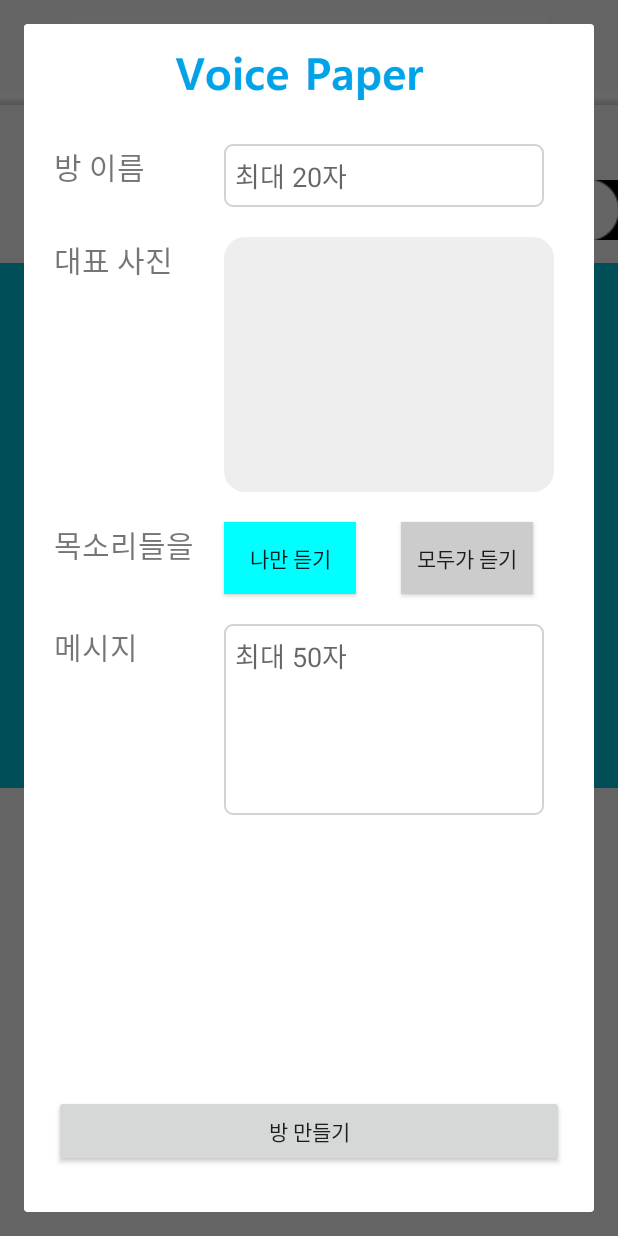
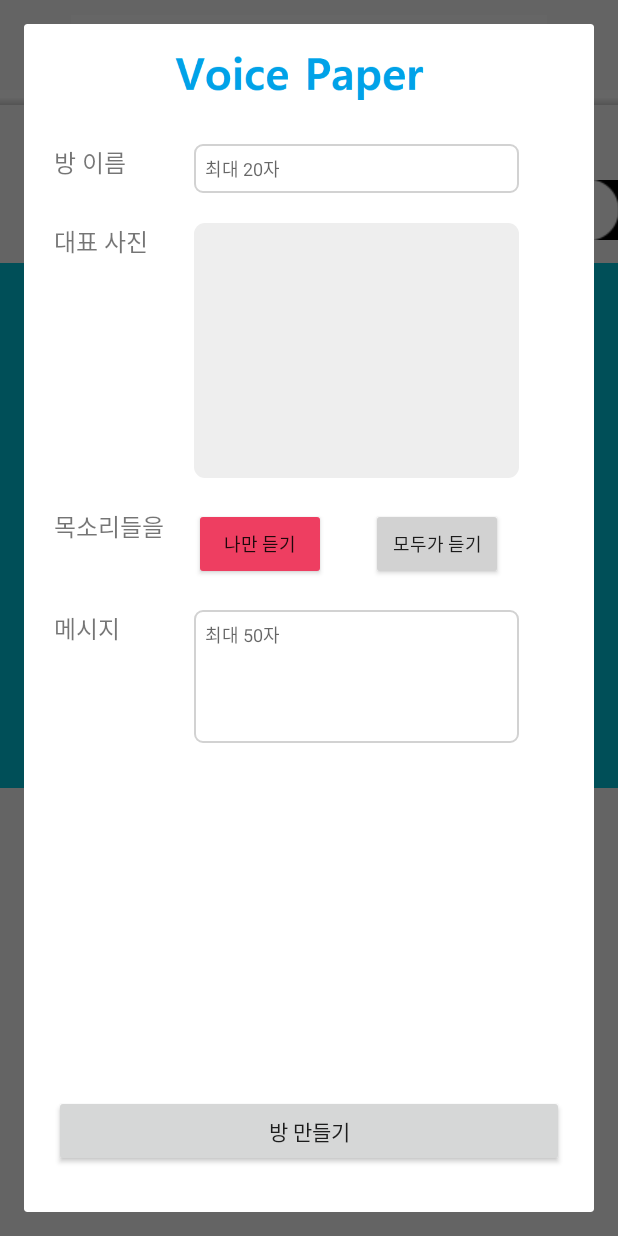
Before and after one commit to moraeso/VoicePaper, an Android app: the fragment CreateRoomFragment placed in its activity, after a tap on "나만 듣기", on a phone screen of 412 x 824 dp. Run offline under Robolectric (Android 15) with nearby library versions, the phone set to English and light mode, and no system bars; plain views replace ViewPagerIndicator.

Commit message:
방 생성 fragment 수정, 방 입장 구현

```diff
--- a/app/src/main/java/com/example/voicepaper/activity/MainActivity.java
+++ b/app/src/main/java/com/example/voicepaper/activity/MainActivity.java
@@ -12,6 +12,7 @@
 import android.util.Log;
 import android.view.View;
 import android.widget.Button;
+import android.widget.Toast;
 
 import androidx.annotation.Nullable;
 import androidx.appcompat.app.AppCompatActivity;
@@ -233,6 +234,9 @@
     }
 
     private void enterRoomAt(int pos) {
+        Toast.makeText(AppManager.getInstance().getContext(),
+                "Enter Room : " + AppManager.getInstance().getRoomList().get(pos).getName(),
+                Toast.LENGTH_SHORT).show();
         Log.d("sssong:MainActivity", "enter room number : " + pos);
     }
 
--- a/app/src/main/java/com/example/voicepaper/fragment/main/CreateRoomFragment.java
+++ b/app/src/main/java/com/example/voicepaper/fragment/main/CreateRoomFragment.java
@@ -27,6 +27,7 @@
 
 import androidx.annotation.NonNull;
 import androidx.annotation.Nullable;
+import androidx.core.content.ContextCompat;
 import androidx.fragment.app.DialogFragment;
 
 import com.example.voicepaper.R;
@@ -78,8 +79,10 @@
         roomCommentEt = (EditText) view.findViewById(R.id.et_roomComment);
         createRoomBtn = (Button) view.findViewById(R.id.btn_createRoom);
 
-        publicVoiceBtn.setBackgroundColor(Color.LTGRAY);
-        privateVoiceBtn.setBackgroundColor(Color.LTGRAY);
+        publicVoiceBtn.setBackgroundTintList(ContextCompat.getColorStateList(AppManager.getInstance().getContext(),
+                R.color.colorLightGray));
+        privateVoiceBtn.setBackgroundTintList(ContextCompat.getColorStateList(AppManager.getInstance().getContext(),
+                R.color.colorLightGray));
 
         voicePermission = Constants.SELECTED_NONE;
 
@@ -103,13 +106,17 @@
         switch (v.getId()) {
             case R.id.btn_privateVoice:
                 voicePermission = Constants.VOICE_PRIVATE;
-                privateVoiceBtn.setBackgroundColor(Color.CYAN);
-                publicVoiceBtn.setBackgroundColor(Color.LTGRAY);
+                publicVoiceBtn.setBackgroundTintList(ContextCompat.getColorStateList(AppManager.getInstance().getContext(),
+                        R.color.colorLightGray));
+                privateVoiceBtn.setBackgroundTintList(ContextCompat.getColorStateList(AppManager.getInstance().getContext(),
+                        R.color.colorRedPink));
                 break;
             case R.id.btn_publicVoice:
                 voicePermission = Constants.VOICE_PUBLIC;
-                privateVoiceBtn.setBackgroundColor(Color.LTGRAY);
-                publicVoiceBtn.setBackgroundColor(Color.CYAN);
+                publicVoiceBtn.setBackgroundTintList(ContextCompat.getColorStateList(AppManager.getInstance().getContext(),
+                    R.color.colorRedPink));
+                privateVoiceBtn.setBackgroundTintList(ContextCompat.getColorStateList(AppManager.getInstance().getContext(),
+                    R.color.colorLightGray));
                 break;
             case R.id.ib_roomProfile:
                 doTakeAlbumAction();
@@ -223,6 +230,7 @@
 
         Log.d("sssong:CRFragment", "addRoomInList");
 
+        // 프로필 없을 경우 임시 프로필 추가
         if (roomProfile == null) {
             Drawable drawable = getResources().getDrawable(R.drawable.ic_user_main);
             roomProfile = ((BitmapDrawable) drawable).getBitmap();
--- a/app/src/main/res/drawable/box_rounded_gray.xml
+++ b/app/src/main/res/drawable/custom_rounded.xml
@@ -1,7 +1,7 @@
 <?xml version="1.0" encoding="utf-8"?>
 <shape xmlns:android="http://schemas.android.com/apk/res/android" android:shape="rectangle" >
     <corners
-        android:radius="14dp"
+        android:radius="7dp"
         />
     <solid
         android:color="@color/colorWhiteGray"
--- a/app/src/main/res/layout/fragment_createroom.xml
+++ b/app/src/main/res/layout/fragment_createroom.xml
@@ -24,20 +24,21 @@
             android:layout_width="wrap_content"
             android:layout_height="wrap_content"
             android:layout_margin="20dp"
-            android:textSize="20sp"
+            android:textSize="16sp"
             android:text="방 이름" />
 
         <EditText
             android:id="@+id/et_roomName"
-            android:layout_width="wrap_content"
+            android:layout_width="match_parent"
             android:layout_height="wrap_content"
             android:background="@drawable/custom_rounded_edittext"
+            android:layout_marginRight="50dp"
             android:padding="7dp"
-            android:ems="10"
             android:inputType="textPersonName"
             android:maxLines ="1"
             android:maxLength="20"
             android:hint="최대 20자"
+            android:textSize="12sp"
             android:layout_toRightOf="@id/tv_roomName"
             android:layout_alignTop="@id/tv_roomName"
             android:layout_alignLeft="@id/btn_privateVoice"
@@ -49,19 +50,20 @@
             android:layout_height="wrap_content"
             android:layout_margin="20dp"
             android:layout_below="@id/et_roomName"
-            android:textSize="20sp"
+            android:textSize="16sp"
             android:text="대표 사진" />
 
         <ImageButton
             android:id="@+id/ib_roomProfile"
             style="@android:style/Widget.ImageButton"
-            android:layout_width="220dp"
+            android:layout_width="match_parent"
             android:layout_height="170dp"
+            android:layout_marginRight="50dp"
             android:layout_toRightOf="@id/tv_roomProfile"
             android:layout_alignTop="@id/tv_roomProfile"
             android:layout_alignLeft="@id/btn_privateVoice"
             android:scaleType="centerInside"
-            android:background="@drawable/box_rounded_gray" />
+            android:background="@drawable/custom_rounded" />
 
         <TextView
             android:id="@+id/tv_roomPermission"
@@ -69,7 +71,7 @@
             android:layout_height="wrap_content"
             android:layout_margin="20dp"
             android:layout_below="@id/ib_roomProfile"
-            android:textSize="20sp"
+            android:textSize="16sp"
             android:text="목소리들을" />
         <Button
             android:id="@+id/btn_privateVoice"
@@ -77,6 +79,9 @@
             android:layout_height="wrap_content"
             android:layout_toRightOf="@id/tv_roomPermission"
             android:layout_alignTop="@id/tv_roomPermission"
+            android:textSize="12sp"
+            android:backgroundTint="@color/colorLightGray"
+            android:src="@drawable/custom_rounded"
             android:text="나만 듣기" />
 
         <Button
@@ -86,6 +91,9 @@
             android:layout_toRightOf="@id/btn_privateVoice"
             android:layout_alignTop="@id/tv_roomPermission"
             android:layout_marginLeft="30dp"
+            android:textSize="12sp"
+            android:backgroundTint="@color/colorLightGray"
+            android:src="@drawable/custom_rounded"
             android:text="모두가 듣기" />
 
         <TextView
@@ -94,20 +102,21 @@
             android:layout_width="wrap_content"
             android:layout_height="wrap_content"
             android:layout_below="@id/btn_privateVoice"
-            android:textSize="20sp"
+            android:textSize="16sp"
             android:text="메시지" />
 
         <EditText
             android:id="@+id/et_roomComment"
-            android:layout_width="wrap_content"
+            android:layout_width="match_parent"
             android:layout_height="wrap_content"
             android:background="@drawable/custom_rounded_edittext"
+            android:layout_marginRight="50dp"
             android:padding="7dp"
-            android:ems="10"
             android:lines="5"
             android:maxLines ="5"
             android:maxLength="50"
             android:hint="최대 50자"
+            android:textSize="12sp"
             android:inputType="textMultiLine"
             android:gravity="top|left"
             android:layout_toRightOf="@id/tv_roomComment"
--- a/app/src/main/res/values/colors.xml
+++ b/app/src/main/res/values/colors.xml
@@ -12,5 +12,6 @@
     <color name="colorBlack">#000000</color>
     <color name="colorGold">#FFCC33</color>
     <color name="colorMain">#7DB249</color>
+    <color name="colorRedPink">#ee3e61</color>
     <color name="transparent">#00ffffff</color>
 </resources>
```
